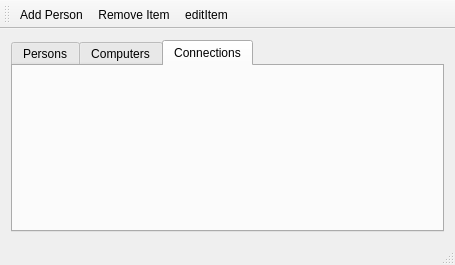
Above: mainwindow.ui from Fanarito/VLN1 before the change. Below: the same form after it.
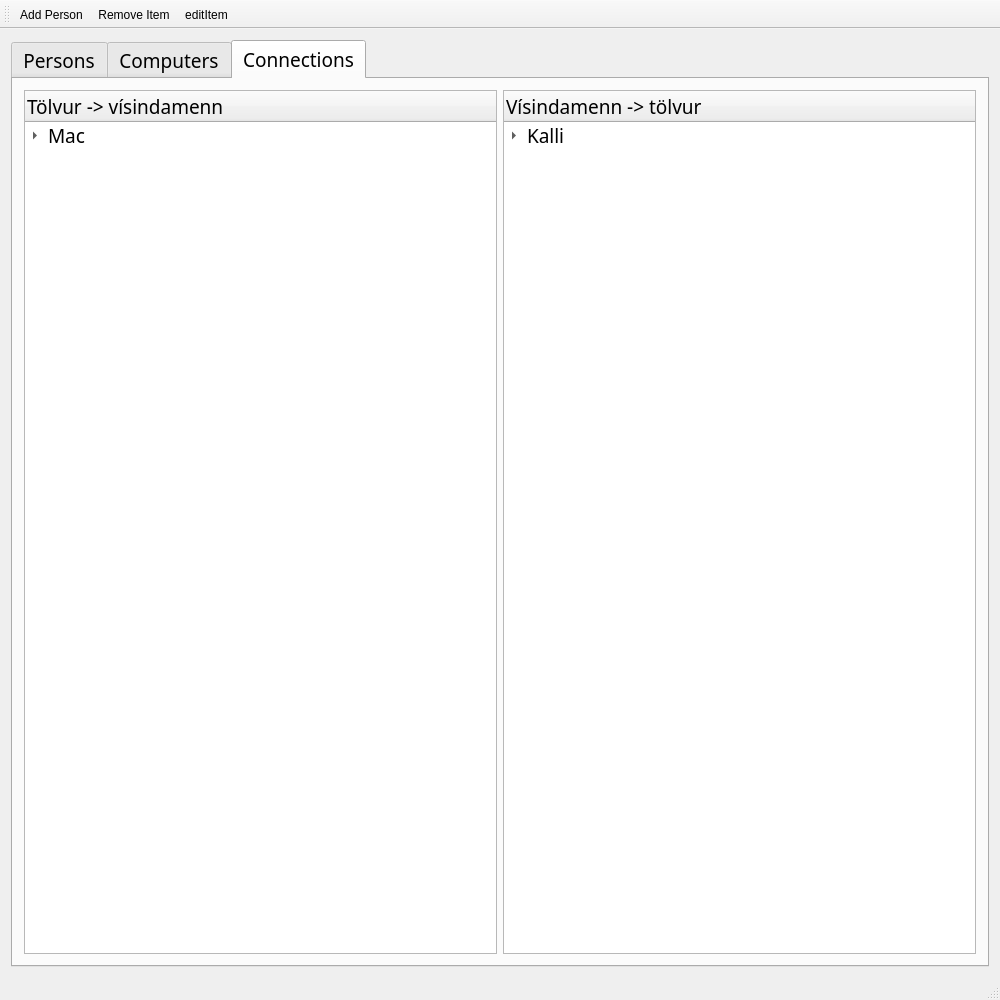
That is the form after the change. The open tabs and pages were chosen to show the change. Icons and pictures are not drawn.

The edit to the form file:
```diff
--- a/mainwindow.ui
+++ b/mainwindow.ui
@@ -6,20 +6,49 @@
    <rect>
     <x>0</x>
     <y>0</y>
-    <width>455</width>
-    <height>265</height>
+    <width>1000</width>
+    <height>1000</height>
    </rect>
   </property>
+  <property name="minimumSize">
+   <size>
+    <width>0</width>
+    <height>0</height>
+   </size>
+  </property>
+  <property name="sizeIncrement">
+   <size>
+    <width>0</width>
+    <height>0</height>
+   </size>
+  </property>
+  <property name="baseSize">
+   <size>
+    <width>0</width>
+    <height>0</height>
+   </size>
+  </property>
   <property name="windowTitle">
    <string>MainWindow</string>
   </property>
   <widget class="QWidget" name="centralWidget">
-   <layout class="QVBoxLayout" name="verticalLayout">
+   <layout class="QHBoxLayout" name="horizontalLayout_2">
     <item>
      <widget class="QTabWidget" name="tabMenuBar">
+      <property name="font">
+       <font>
+        <family>Calibri Light</family>
+        <pointsize>14</pointsize>
+        <weight>50</weight>
+        <bold>false</bold>
+       </font>
+      </property>
       <property name="currentIndex">
        <number>1</number>
       </property>
+      <property name="usesScrollButtons">
+       <bool>true</bool>
+      </property>
       <widget class="QWidget" name="tabPersons">
        <attribute name="title">
         <string>Persons</string>
@@ -137,6 +166,58 @@
        <attribute name="title">
         <string>Connections</string>
        </attribute>
+       <layout class="QHBoxLayout" name="horizontalLayout">
+        <item>
+         <widget class="QTreeWidget" name="treeWidget">
+          <property name="font">
+           <font>
+            <weight>50</weight>
+            <bold>false</bold>
+           </font>
+          </property>
+          <column>
+           <property name="text">
+            <string>Tölvur -&gt; vísindamenn</string>
+           </property>
+          </column>
+          <item>
+           <property name="text">
+            <string>Mac</string>
+           </property>
+           <item>
+            <property name="text">
+             <string>Kalli</string>
+            </property>
+           </item>
+          </item>
+         </widget>
+        </item>
+        <item>
+         <widget class="QTreeWidget" name="PersonConnectionView">
+          <property name="font">
+           <font>
+            <weight>50</weight>
+            <bold>false</bold>
+           </font>
+          </property>
+          <column>
+           <property name="text">
+            <string>Vísindamenn -&gt; tölvur</string>
+           </property>
+          </column>
+          <item>
+           <property name="text">
+            <string>Kalli</string>
+           </property>
+           <item>
+            <property name="text">
+             <string>mac </string>
+            </property>
+           </item>
+          </item>
+         </widget>
+        </item>
+       </layout>
       </widget>
      </widget>
     </item>
```
Left out of the diff: 64 changed lines with no effect on the pictures.
